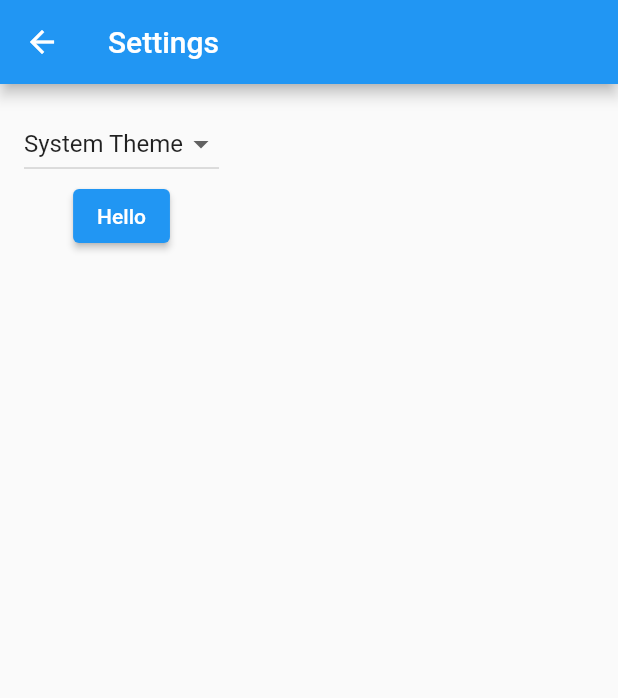
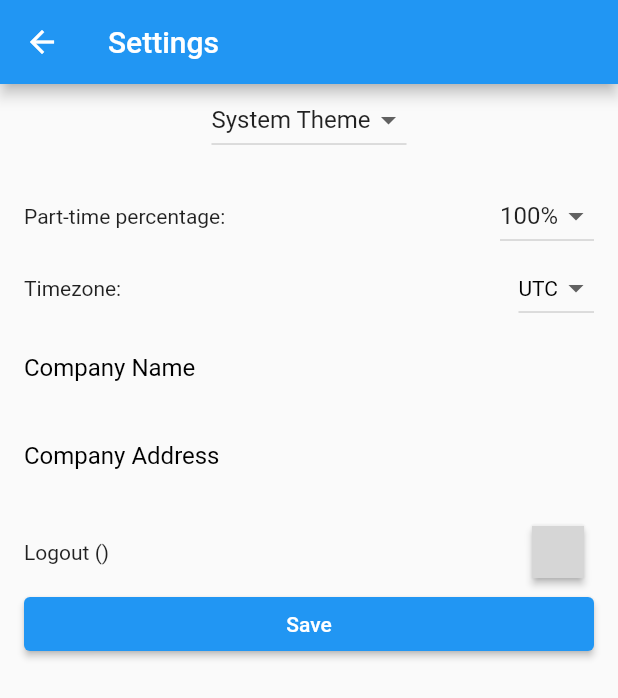
Before and after one commit to EllipticBike38/flutter_application_2, a Flutter app: the screen it shows after launch, after a tap on the "settings" icon, on a phone screen of 412 x 824 dp. Shown: the top 698 px of the screen. Run offline on Flutter 3.47's test engine with Material 2 defaults, Android fonts, the phone set to English and light mode, and no system bars; our stand-ins replace firebase_auth, firebase_core, flutter_signin_button, google_sign_in, timezone; accounts and stored records are empty; generated files the repository leaves out were written again; grey boxes are pictures that could not be loaded.

Commit message:
google login is working yeee

```diff
--- a/lib/main.dart
+++ b/lib/main.dart
@@ -1,3 +1,4 @@
+import 'package:firebase_auth/firebase_auth.dart';
 import 'package:flutter/material.dart';
 
 import 'src/app.dart';
@@ -5,22 +6,23 @@ import 'src/settings/settings_controller.dart';
 import 'src/settings/settings_service.dart';
 import 'package:firebase_core/firebase_core.dart';
 import 'firebase_options.dart';
+import 'package:timezone/data/latest.dart' as tz;
 
 void main() async {
   // Set up the SettingsController, which will glue user settings to multiple
   // Flutter Widgets.
   final settingsController = SettingsController(SettingsService());
 
+  tz.initializeTimeZones();
   // Load the user's preferred theme while the splash screen is displayed.
   // This prevents a sudden theme change when the app is first displayed.
+  WidgetsFlutterBinding.ensureInitialized();
+  await Firebase.initializeApp(
+    options: DefaultFirebaseOptions.currentPlatform,
+  );
   await settingsController.loadSettings();
-
   // Run the app and pass in the SettingsController. The app listens to the
   // SettingsController for changes, then passes it further down to the
   // SettingsView.
   runApp(MyApp(settingsController: settingsController));
-
-  await Firebase.initializeApp(
-    options: DefaultFirebaseOptions.currentPlatform,
-  );
 }
--- a/lib/src/app.dart
+++ b/lib/src/app.dart
@@ -1,7 +1,9 @@
+import 'package:firebase_core/firebase_core.dart';
 import 'package:flutter/material.dart';
 import 'package:flutter_gen/gen_l10n/app_localizations.dart';
 import 'package:flutter_localizations/flutter_localizations.dart';
 
+import '../firebase_options.dart';
 import 'sample_feature/sample_item_details_view.dart';
 import 'sample_feature/sample_item_list_view.dart';
 import 'settings/settings_controller.dart';
@@ -18,7 +20,11 @@ class MyApp extends StatelessWidget {
 
   @override
   Widget build(BuildContext context) {
-    // Glue the SettingsController to the MaterialApp.
+    Firebase.initializeApp(
+      options: DefaultFirebaseOptions.currentPlatform,
+    );
+    settingsController
+        .loadSettings(); // Glue the SettingsController to the MaterialApp.
     //
     // The AnimatedBuilder Widget listens to the SettingsController for changes.
     // Whenever the user updates their settings, the MaterialApp is rebuilt.
--- a/lib/src/auth/login.dart
+++ b/lib/src/auth/login.dart
@@ -1,7 +1,7 @@
 import 'package:google_sign_in/google_sign_in.dart';
 import 'package:firebase_auth/firebase_auth.dart';
 
-Future<UserCredential> signInWithGoogle() async {
+Future<User> signInWithGoogle() async {
   // Trigger the authentication flow
   final GoogleSignInAccount? googleUser = await GoogleSignIn().signIn();
 
@@ -18,6 +18,7 @@ Future<UserCredential> signInWithGoogle() async {
   // Once signed in, return the UserCredential
   final UserCredential userCredential =
       await FirebaseAuth.instance.signInWithCredential(credential);
-  print(userCredential.user?.displayName);
-  return userCredential;
+  return userCredential.user!.getIdTokenResult(true).then((value) {
+    return userCredential.user!;
+  });
 }
--- a/lib/src/settings/settings_controller.dart
+++ b/lib/src/settings/settings_controller.dart
@@ -16,15 +16,24 @@ class SettingsController with ChangeNotifier {
   // Make ThemeMode a private variable so it is not updated directly without
   // also persisting the changes with the SettingsService.
   late ThemeMode _themeMode;
+  late int _partTimePercentage;
+  late String _tmzLocation;
+  late bool _isUserLogged;
 
   // Allow Widgets to read the user's preferred ThemeMode.
   ThemeMode get themeMode => _themeMode;
+  int get partTimePercentage => _partTimePercentage;
+  String get tmzLocation => _tmzLocation;
+  bool get isUserLogged => _isUserLogged;
 
   /// Load the user's settings from the SettingsService. It may load from a
   /// local database or the internet. The controller only knows it can load the
   /// settings from the service.
   Future<void> loadSettings() async {
     _themeMode = await _settingsService.themeMode();
+    _partTimePercentage = await _settingsService.partTimePercentage();
+    _tmzLocation = await _settingsService.tmzLocation();
+    _isUserLogged = await _settingsService.isUserLogged();
 
     // Important! Inform listeners a change has occurred.
     notifyListeners();
@@ -47,4 +56,37 @@ class SettingsController with ChangeNotifier {
     // SettingService.
     await _settingsService.updateThemeMode(newThemeMode);
   }
+
+  Future<void> updatePartTimePercentage(int? newPartTimePercentage) async {
+    if (newPartTimePercentage == null) return;
+    if (newPartTimePercentage == _partTimePercentage) return;
+
+    _partTimePercentage = newPartTimePercentage;
+
+    notifyListeners();
+
+    await _settingsService.updatePartTimePercentage(newPartTimePercentage);
+  }
+
+  Future<void> updateTmzLocation(String? newTmzLocation) async {
+    if (newTmzLocation == null) return;
+    if (newTmzLocation == _tmzLocation) return;
+
+    _tmzLocation = newTmzLocation;
+
+    notifyListeners();
+
+    await _settingsService.updateTmzLocation(newTmzLocation);
+  }
+
+  Future<void> updateIsUserLogged(bool? newIsUserLogged) async {
+    if (newIsUserLogged == null) return;
+    if (newIsUserLogged == _isUserLogged) return;
+
+    _isUserLogged = newIsUserLogged;
+
+    notifyListeners();
+
+    await _settingsService.updateUserLogged(newIsUserLogged);
+  }
 }
--- a/lib/src/settings/settings_service.dart
+++ b/lib/src/settings/settings_service.dart
@@ -1,4 +1,5 @@
 import 'package:flutter/material.dart';
+import 'package:timezone/timezone.dart' as tz;
 
 /// A service that stores and retrieves user settings.
 ///
@@ -8,10 +9,30 @@ import 'package:flutter/material.dart';
 class SettingsService {
   /// Loads the User's preferred ThemeMode from local or remote storage.
   Future<ThemeMode> themeMode() async => ThemeMode.system;
+  // get tmz location of sys
+  Future<String> tmzLocation() async => tz.local.name;
+  // get part time percentage
+  Future<int> partTimePercentage() async => 100;
+  Future<bool> isUserLogged() async => false;
 
   /// Persists the user's preferred ThemeMode to local or remote storage.
   Future<void> updateThemeMode(ThemeMode theme) async {
     // Use the shared_preferences package to persist settings locally or the
     // http package to persist settings over the network.
   }
+
+  Future<void> updatePartTimePercentage(int partTimePercentage) async {
+    // Use the shared_preferences package to persist settings locally or the
+    // http package to persist settings over the network.
+  }
+
+  Future<void> updateTmzLocation(String tmzLocation) async {
+    // Use the shared_preferences package to persist settings locally or the
+    // http package to persist settings over the network.
+  }
+
+  Future<void> updateUserLogged(bool isUserLogged) async {
+    // Use the shared_preferences package to persist settings locally or the
+    // http package to persist settings over the network.
+  }
 }
--- a/lib/src/settings/settings_view.dart
+++ b/lib/src/settings/settings_view.dart
@@ -1,5 +1,9 @@
+import 'package:firebase_auth/firebase_auth.dart';
 import 'package:flutter/material.dart';
+import 'package:flutter_signin_button/flutter_signin_button.dart';
 import '../auth/login.dart';
+import 'package:timezone/timezone.dart' as tz;
+import 'package:timezone/data/latest.dart' as tz;
 import 'settings_controller.dart';
 
 /// Displays the various settings that can be customized by the user.
@@ -15,17 +19,20 @@ class SettingsView extends StatelessWidget {
 
   @override
   Widget build(BuildContext context) {
+    tz.initializeTimeZones();
+    var locations = tz.timeZoneDatabase.locations;
+    //get context theme
+    var colorScheme = Theme.of(context).colorScheme;
+    User? currentUser = FirebaseAuth.instance.currentUser;
+    FirebaseAuth.instance.authStateChanges().listen((User? user) {
+      currentUser = user;
+      controller.updateIsUserLogged(user != null);
+    });
     return Scaffold(
       appBar: AppBar(
         title: const Text('Settings'),
       ),
-      body: Padding(
-        padding: const EdgeInsets.all(16),
-        // Glue the SettingsController to the theme selection DropdownButton.
-        //
-        // When a user selects a theme from the dropdown list, the
-        // SettingsController is updated, which rebuilds the MaterialApp.
-        child: Column(
+      body: Column(
         children: [
           DropdownButton<ThemeMode>(
             // Read the selected themeMode from the controller
@@ -47,11 +54,154 @@ class SettingsView extends StatelessWidget {
               )
             ],
           ),
-            const ElevatedButton(
-                onPressed: signInWithGoogle, child: Text('Hello'))
+          Expanded(
+            child: Padding(
+              padding: const EdgeInsets.all(16),
+              // Glue the SettingsController to the theme selection DropdownButton.
+              //
+              // When a user selects a theme from the dropdown list, the
+              // SettingsController is updated, which rebuilds the MaterialApp.
+              child: ListView(
+                shrinkWrap: true,
+                clipBehavior: Clip.antiAlias,
+                children: [
+                  Row(
+                    mainAxisAlignment: MainAxisAlignment.spaceBetween,
+                    children: [
+                      const Text('Part-time percentage:'),
+                      DropdownButton(
+                          value: controller.partTimePercentage,
+                          items: const [
+                            DropdownMenuItem(
+                              value: 50,
+                              child: Text('50%'),
+                            ),
+                            DropdownMenuItem(
+                              value: 75,
+                              child: Text('75%'),
+                            ),
+                            DropdownMenuItem(
+                              value: 100,
+                              child: Text('100%'),
+                            )
+                          ],
+                          onChanged: controller.updatePartTimePercentage),
                     ],
                   ),
+                  Row(
+                    mainAxisAlignment: MainAxisAlignment.spaceBetween,
+                    children: [
+                      const Text('Timezone:'),
+                      DropdownButton(
+                          style: TextStyle(
+                              overflow: TextOverflow.ellipsis,
+                              color: colorScheme.onSurface),
+                          value: controller.tmzLocation,
+                          items: [
+                            for (var location in locations.keys)
+                              DropdownMenuItem(
+                                value: location,
+                                child: Text(location),
+                              ),
+                          ],
+                          onChanged: controller.updateTmzLocation),
+                    ],
+                  ),
+                  TextField(
+                    decoration: InputDecoration(
+                      border: InputBorder.none,
+                      labelText: 'Company Name',
+                      labelStyle: TextStyle(color: colorScheme.onSurface),
+                    ),
+                  ),
+                  //geolocation
+                  TextField(
+                    decoration: InputDecoration(
+                      labelStyle: TextStyle(color: colorScheme.onSurface),
+                      border: InputBorder.none,
+                      labelText: 'Company Address',
+                    ),
+                  ),
+                  const SizedBox(height: 10),
+                  if (currentUser == null)
+                    (SignInButton(
+                      Buttons.Google,
+                      onPressed: signInWithGoogle,
+                    ))
+                  else
+                    Row(
+                      mainAxisAlignment: MainAxisAlignment.spaceBetween,
+                      children: [
+                        Text('Logout (${currentUser?.email ?? 'User'})'),
+                        SignOutButton(
+                          onPressed: FirebaseAuth.instance.signOut,
+                        )
+                      ],
+                    ),
+
+                  ElevatedButton(
+                      style: ButtonStyle(),
+                      onPressed: () {},
+                      child: Text('Save'))
+                ],
+              ),
+            ),
+          ),
+        ],
       ),
     );
   }
 }
+
+class SignOutButton extends StatelessWidget {
+  final Function? onPressed;
+
+  const SignOutButton({
+    super.key,
+    required this.onPressed,
+  });
+
+  @override
+  Widget build(BuildContext context) {
+    // return MaterialButton(
+    //     elevation: 2.0,
+    //     key: const ValueKey("Google"),
+    //     textColor: const Color(0xFFFFFFFF),
+    //     onPressed: FirebaseAuth.instance.signOut,
+    //     highlightColor: Colors.white30,
+    //     splashColor: Colors.white30,
+    //     shape: ButtonTheme.of(context).shape,
+    //     height: 36.0,
+    //     child: const SizedBox(
+    //         width: 35.0,
+    //         height: 35.0,
+    //         child: Image(
+    //           image: AssetImage(
+    //             'assets/logos/google_light.png',
+    //             package: 'flutter_signin_button',
+    //           ),
+    //         )));
+    return SignInButtonBuilder(
+        elevation: 2,
+        key: const ValueKey("GitHub"),
+        mini: true,
+        text: '',
+        image: const SizedBox(
+            width: 35.0,
+            height: 35.0,
+            child: Image(
+              image: AssetImage(
+                'assets/logos/google_light.png',
+                package: 'flutter_signin_button',
+              ),
+            )),
+        backgroundColor: const Color(0x00444444),
+        onPressed: onPressed ?? FirebaseAuth.instance.signOut,
+        padding: const EdgeInsets.all(0),
+        shape: ButtonTheme.of(context).shape);
+  }
+}
+
+void printHello(any) {
+  print('Hello');
+}
--- a/pubspec.yaml
+++ b/pubspec.yaml
@@ -10,13 +10,16 @@ environment:
   sdk: '>=3.0.6 <4.0.0'
 
 dependencies:
+  autocomplete_textfield: ^2.0.1
   firebase_auth: ^4.7.1
   firebase_core: ^2.15.0
   flutter:
     sdk: flutter
   flutter_localizations:
     sdk: flutter
+  flutter_signin_button: ^2.0.0
   google_sign_in: ^6.1.4
+  timezone: ^0.9.2
 
 dev_dependencies:
   flutter_test:
```
Also changed, not shown: pubspec.lock. Lines whose indentation alone changed are shown as unchanged.
